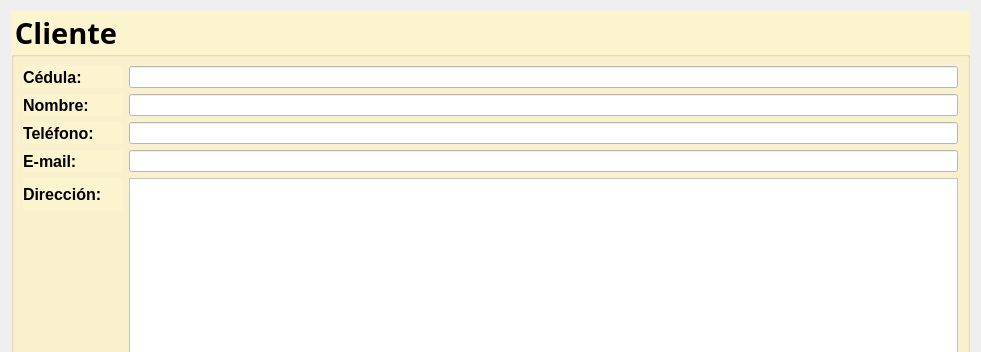
Before: the Qt Designer form facturacion.ui in iWhiteLion/Tienda-QT, drawn with Qt 5; both pictures show x 0 to 981 and y 0 to 352 of the 981 by 567 pixel window.
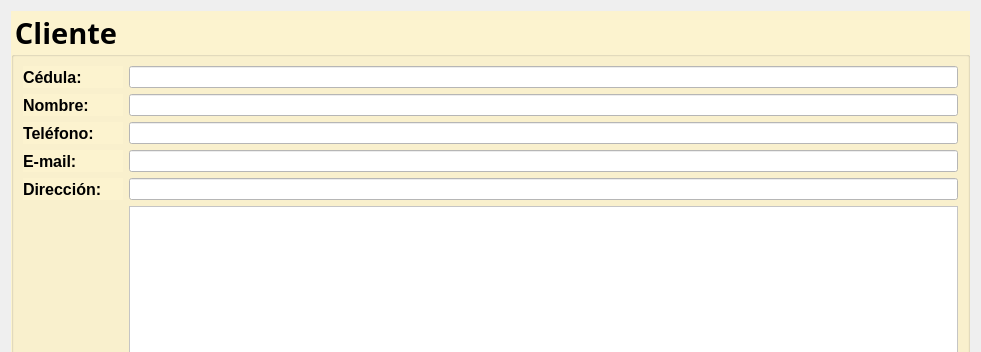
After: the same form once the commit is applied. Icons and pictures are not drawn.

```diff
--- a/facturacion.ui
+++ b/facturacion.ui
@@ -204,19 +204,21 @@
        </widget>
       </item>
       <item row="4" column="1">
-       <widget class="QTextEdit" name="inDireccion">
-        <property name="minimumSize">
-         <size>
-          <width>400</width>
-          <height>50</height>
-         </size>
-        </property>
+       <widget class="QLineEdit" name="inDireccion">
         <property name="styleSheet">
          <string notr="true">background-color: rgb(255, 255, 255);</string>
         </property>
        </widget>
       </item>
       <item row="5" column="1">
+       <widget class="QTextEdit" name="outResultado">
+        <property name="styleSheet">
+         <string notr="true">background-color: rgb(255, 255, 255);
+font: 14pt &quot;Maiandra GD&quot;;</string>
+        </property>
+       </widget>
+      </item>
+      <item row="6" column="1">
        <widget class="QPushButton" name="cmdFacturar">
         <property name="text">
          <string>Facturacion</string>
```
Left out of the diff: 8 changed lines with no effect on the pictures.
